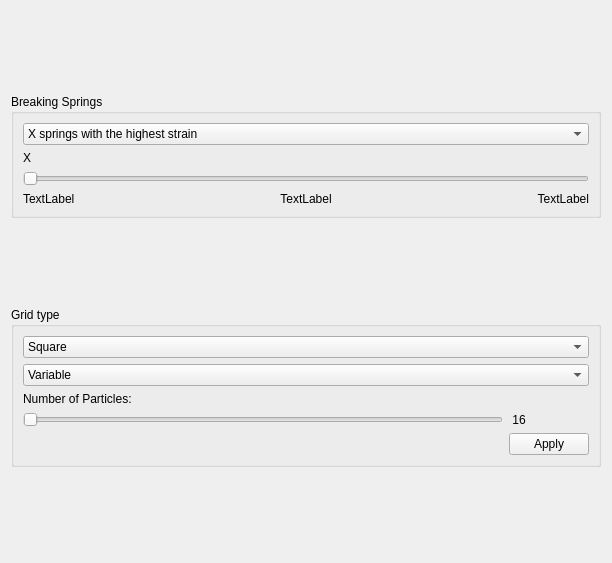
Above: code/Mud/sidebar.ui from lauraBaakman/Introduction-to-Computational-Science before the change. Below: the same form after it.
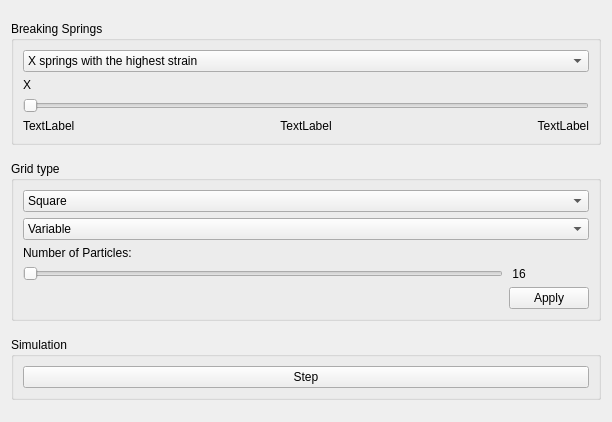
That is the form after the change.

Commit message: Added do a step button and signals etc

```diff
--- a/code/Mud/sidebar.ui
+++ b/code/Mud/sidebar.ui
@@ -7,9 +7,15 @@
     <x>0</x>
     <y>0</y>
     <width>612</width>
-    <height>563</height>
+    <height>422</height>
    </rect>
   </property>
+  <property name="sizePolicy">
+   <sizepolicy hsizetype="Preferred" vsizetype="Fixed">
+    <horstretch>0</horstretch>
+    <verstretch>0</verstretch>
+   </sizepolicy>
+  </property>
   <property name="windowTitle">
    <string>Form</string>
   </property>
@@ -177,6 +183,28 @@
      </layout>
     </widget>
    </item>
+   <item row="3" column="1" colspan="2">
+    <widget class="QGroupBox" name="groupBox_2">
+     <property name="sizePolicy">
+      <sizepolicy hsizetype="Preferred" vsizetype="Fixed">
+       <horstretch>0</horstretch>
+       <verstretch>0</verstretch>
+      </sizepolicy>
+     </property>
+     <property name="title">
+      <string>Simulation</string>
+     </property>
+     <layout class="QGridLayout" name="gridLayout_3">
+      <item row="0" column="0">
+       <widget class="QPushButton" name="simulateStepButton">
+        <property name="text">
+         <string>Step</string>
+        </property>
+       </widget>
+      </item>
+     </layout>
+    </widget>
+   </item>
   </layout>
  </widget>
  <resources/>
```
The commit also changes 5 other files.
